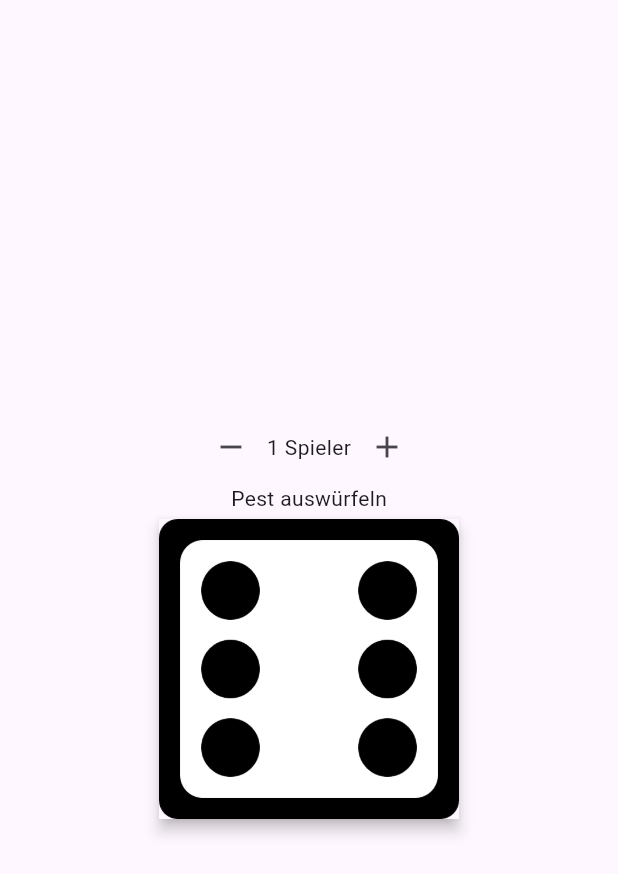
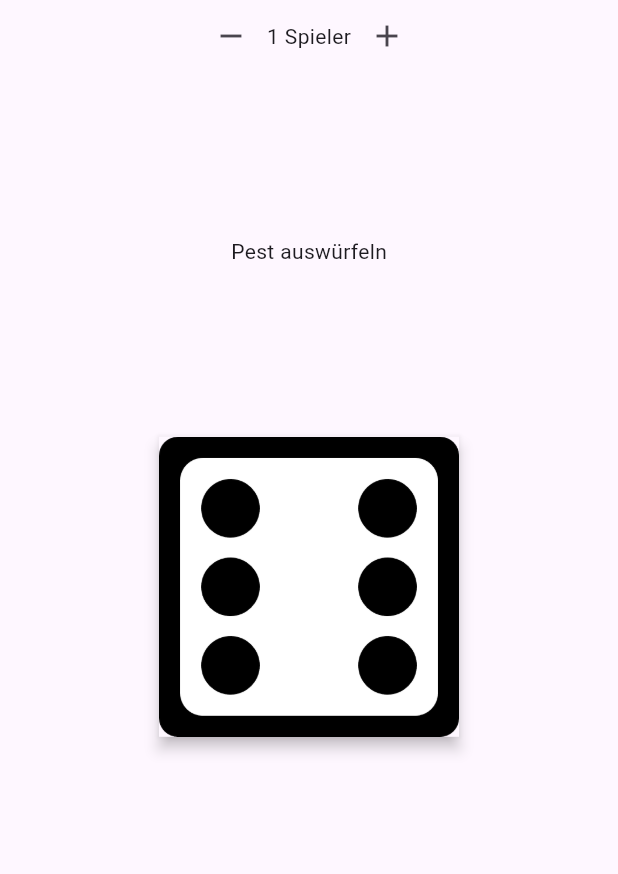
Before and after one commit to johnbow/PestApp, a Flutter app: the screen it shows after launch, on a phone screen of 412 x 824 dp. Shown: the top 874 px of the screen. Run offline on Flutter 3.47's test engine with Material 3 defaults, Android fonts, the phone set to English and light mode, and no system bars; our stand-ins replace bloc, flutter_bloc.

Commit message:
Completed base functionality

```diff
--- a/lib/cubit/dice_cubit_state.dart
+++ /dev/null
@@ -1,6 +0,0 @@
-part of 'dice_cubit_cubit.dart';
-
-@immutable
-sealed class DiceCubitState {}
-
-final class DiceCubitInitial extends DiceCubitState {}
--- a/lib/cubit/game_state.dart
+++ b/lib/cubit/game_state.dart
@@ -2,10 +2,12 @@ part of 'game_cubit.dart';
 
 @immutable
 sealed class GameState {
-  const GameState({required this.players, required this.dices});
+  const GameState(
+      {required this.players, required this.dices, this.message = const []});
 
   final int players;
   final List<int> dices;
+  final List<String> message;
 
   GameState copyWith({int? players, List<int>? dices});
 }
@@ -22,22 +24,27 @@ final class RoundEnded extends GameState {
 
 final class RoundStarted extends GameState {
   const RoundStarted(
-      {required super.players, required super.dices, required this.message});
+      {required super.players,
+      required super.dices,
+      required super.message,
+      this.round = 1});
 
-  final List<String> message;
+  final int round;
 
   @override
   RoundStarted copyWith(
-      {int? players, List<int>? dices, List<String>? message}) {
+      {int? players, List<int>? dices, List<String>? message, int? round}) {
     return RoundStarted(
         players: players ?? this.players,
         dices: dices ?? this.dices,
-        message: message ?? this.message);
+        message: message ?? this.message,
+        round: round ?? this.round);
   }
 }
 
 final class RolledOut extends GameState {
-  const RolledOut({required super.players, required super.dices});
+  const RolledOut({required super.players, required super.dices})
+      : super(message: const ["Du bist Pest!"]);
 
   @override
   RolledOut copyWith({int? players, List<int>? dices}) {
@@ -47,7 +54,8 @@ final class RolledOut extends GameState {
 }
 
 final class RollingOut extends GameState {
-  const RollingOut({required super.players, required super.dices});
+  const RollingOut({required super.players, required super.dices})
+      : super(message: const ["Pest auswürfeln"]);
 
   @override
   RollingOut copyWith({int? players, List<int>? dices}) {
--- a/lib/main.dart
+++ b/lib/main.dart
@@ -2,7 +2,7 @@ import 'package:flutter/material.dart';
 import 'package:flutter/services.dart';
 import 'package:flutter_bloc/flutter_bloc.dart';
 import 'package:pest/cubit/game_cubit.dart';
-import 'package:pest/pages/one_dice_page.dart';
+import 'package:pest/pages/main_page.dart';
 import 'package:pest/repositories/dice_repository.dart';
 import 'package:pest/repositories/random_dice.dart';
 
@@ -31,7 +31,7 @@ class MyApp extends StatelessWidget {
           child: BlocProvider(
             create: (context) =>
                 GameCubit(diceRepo: context.read<DiceRepository>()),
-            child: const OneDicePage(),
+            child: const MainPage(),
           ),
         ));
   }
--- /dev/null
+++ b/lib/pages/main_page.dart
@@ -0,0 +1,56 @@
+import 'package:flutter/material.dart';
+import 'package:flutter_bloc/flutter_bloc.dart';
+import 'package:pest/cubit/game_cubit.dart';
+import 'package:pest/widgets/dice_widget.dart';
+import 'package:pest/widgets/player_counter.dart';
+
+class MainPage extends StatelessWidget {
+  const MainPage({super.key});
+
+  @override
+  Widget build(BuildContext context) {
+    return Scaffold(body: BlocBuilder<GameCubit, GameState>(
+      builder: (context, state) {
+        return Column(
+          mainAxisAlignment: MainAxisAlignment.center,
+          mainAxisSize: MainAxisSize.max,
+          children: [
+            PlayerCounter(playerCount: state.players),
+            Expanded(
+              child: Column(
+                mainAxisAlignment: MainAxisAlignment.spaceEvenly,
+                mainAxisSize: MainAxisSize.max,
+                children: [
+                  for (final line in state.message) Text(line),
+                  GestureDetector(
+                    onTap: () => context.read<GameCubit>().rollDices(),
+                    child: Container(
+                      child: Column(
+                        mainAxisAlignment: MainAxisAlignment.center,
+                        children: [
+                          for (final side in state.dices) DiceWidget(side: side)
+                        ],
+                      ),
+                    ),
+                  ),
+                  Visibility(
+                    visible: state is RolledOut,
+                    child: ElevatedButton(
+                        onPressed: () => context.read<GameCubit>().startRound(),
+                        child: const Text("weiter")),
+                  ),
+                  Visibility(
+                    visible: state is RoundEnded,
+                    child: ElevatedButton(
+                        onPressed: () => context.read<GameCubit>().restart(),
+                        child: const Text("Neue Runde")),
+                  )
+                ],
+              ),
+            ),
+          ],
+        );
+      },
+    ));
+  }
+}
--- a/lib/pages/one_dice_page.dart
+++ /dev/null
@@ -1,43 +0,0 @@
-import 'package:flutter/material.dart';
-import 'package:flutter_bloc/flutter_bloc.dart';
-import 'package:pest/cubit/game_cubit.dart';
-import 'package:pest/pages/two_dice_page.dart';
-import 'package:pest/widgets/dice_widget.dart';
-import 'package:pest/widgets/player_counter.dart';
-
-class OneDicePage extends StatelessWidget {
-  const OneDicePage({super.key});
-
-  @override
-  Widget build(BuildContext context) {
-    return Scaffold(
-        body: BlocListener<GameCubit, GameState>(
-      listener: (context, state) {
-        if (state is RoundStarted) {
-          Navigator.of(context).push(
-              MaterialPageRoute(builder: (context) => const TwoDicePage()));
-        }
-      },
-      child: BlocBuilder<GameCubit, GameState>(
-        builder: (context, state) {
-          return Column(
-            mainAxisAlignment: MainAxisAlignment.center,
-            children: [
-              PlayerCounter(playerCount: state.players),
-              Text(state is RollingOut
-                  ? "Pest auswürfeln"
-                  : "Du bist die Pest!"),
-              DiceWidget(side: state.dices.first),
-              Visibility(
-                visible: state is RolledOut,
-                child: ElevatedButton(
-                    onPressed: () => context.read<GameCubit>().startRound(),
-                    child: const Text("weiter")),
-              )
-            ],
-          );
-        },
-      ),
-    ));
-  }
-}
--- a/lib/widgets/dice_widget.dart
+++ b/lib/widgets/dice_widget.dart
@@ -1,7 +1,5 @@
 import 'package:flutter/material.dart';
-import 'package:flutter_bloc/flutter_bloc.dart';
 import 'package:pest/constants/strings.dart';
-import 'package:pest/cubit/game_cubit.dart';
 
 class DiceWidget extends StatelessWidget {
   const DiceWidget({super.key, required this.side, this.size = 200});
@@ -11,9 +9,7 @@ class DiceWidget extends StatelessWidget {
 
   @override
   Widget build(BuildContext context) {
-    return GestureDetector(
-      onTap: () => context.read<GameCubit>().rollDices(),
-      child: Padding(
+    return Padding(
       padding: const EdgeInsets.all(4.0),
       child: Material(
         elevation: 4,
@@ -23,7 +19,6 @@ class DiceWidget extends StatelessWidget {
           height: size,
         ),
       ),
-      ),
     );
   }
 }
```
Also changed, not shown: lib/cubit/dice_cubit_cubit.dart (deleted, +0 -8 lines), lib/cubit/game_cubit.dart (+34 -9 lines), lib/pages/two_dice_page.dart (deleted, +0 -43 lines), lib/widgets/dice_widget_group.dart (added, +20 -0 lines). Lines whose indentation alone changed are shown as unchanged.
